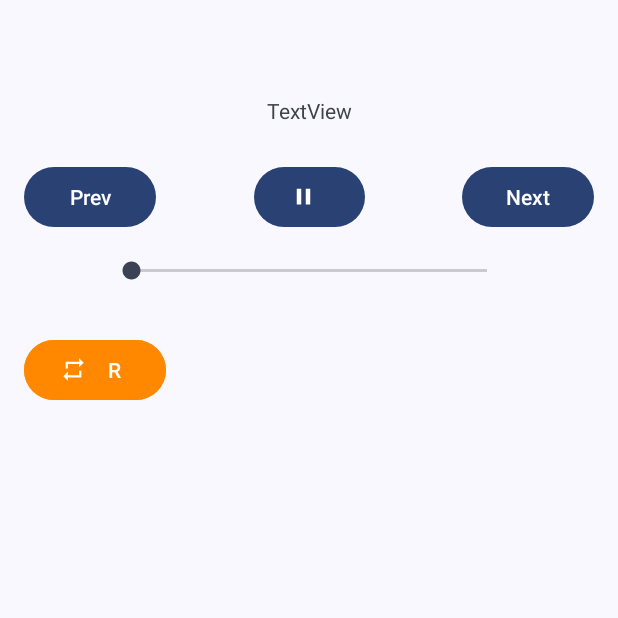
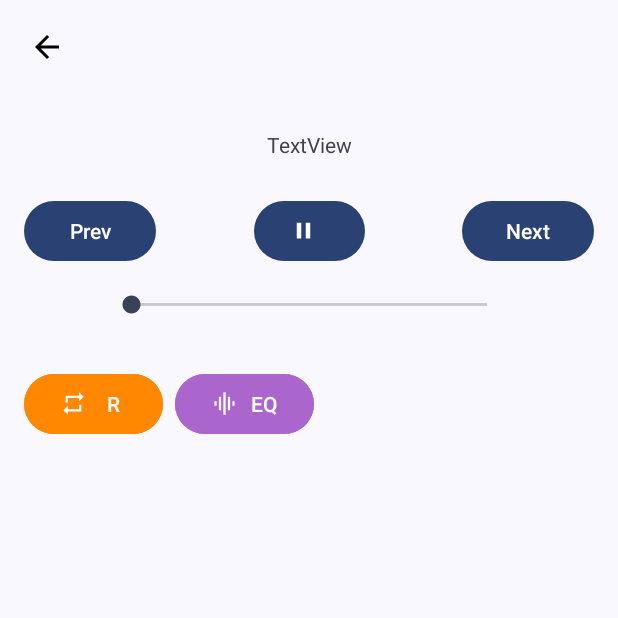
Before and after one commit to mdtasnimulh/Music, an Android app: the screen it shows after launch (MainActivity), after a tap on "Shuffle", on a phone screen of 412 x 824 dp, the top half of it. Run offline under Robolectric (Android 15) with nearby library versions, the phone set to English and light mode, and no system bars; our stand-ins replace Dagger/Hilt's generated code, data binding, navigation-ui; 5 statements that could not run were skipped.

Commit message:
equalizer and back pressed enabled

```diff
--- a/app/src/main/java/com/tasnim/chowdhury/music/services/NotificationReceiver.kt
+++ b/app/src/main/java/com/tasnim/chowdhury/music/services/NotificationReceiver.kt
@@ -1,5 +1,6 @@
 package com.tasnim.chowdhury.music.services
 
+import android.app.Service
 import android.content.BroadcastReceiver
 import android.content.Context
 import android.content.Intent
@@ -36,7 +37,8 @@ class NotificationReceiver: BroadcastReceiver() {
                 Toast.makeText(context, "next", Toast.LENGTH_SHORT).show()
             }
             EXIT -> {
-                PlayerFragment.musicService?.stopForeground(true)
+                PlayerFragment.musicService?.stopForeground(Service.STOP_FOREGROUND_REMOVE)
+                PlayerFragment.musicService?.mediaPlayer?.release()
                 PlayerFragment.musicService = null
                 exitProcess(1)
             }
--- /dev/null
+++ b/app/src/main/res/drawable/ic_eqalizer.xml
@@ -0,0 +1,5 @@
+<vector android:height="24dp" android:tint="#000000"
+    android:viewportHeight="24" android:viewportWidth="24"
+    android:width="24dp" xmlns:android="http://schemas.android.com/apk/res/android">
+    <path android:fillColor="@android:color/white" android:pathData="M7,18h2L9,6L7,6v12zM11,22h2L13,2h-2v20zM3,14h2v-4L3,10v4zM15,18h2L17,6h-2v12zM19,10v4h2v-4h-2z"/>
+</vector>
--- a/app/src/main/res/layout/fragment_main.xml
+++ b/app/src/main/res/layout/fragment_main.xml
@@ -30,6 +30,8 @@
             android:layout_marginStart="16dp"
             android:layout_marginTop="16dp"
             android:layout_marginEnd="16dp"
+            android:scrollbars="vertical"
+            android:scrollbarThumbVertical="@drawable/ic_scrollbar"
             app:layout_constraintBottom_toBottomOf="parent"
             app:layout_constraintEnd_toEndOf="parent"
             app:layout_constraintStart_toStartOf="parent"
--- a/app/src/main/res/layout/fragment_player.xml
+++ b/app/src/main/res/layout/fragment_player.xml
@@ -18,11 +18,11 @@
             android:layout_width="wrap_content"
             android:layout_height="wrap_content"
             android:layout_marginStart="32dp"
-            android:layout_marginTop="48dp"
+            android:layout_marginTop="24dp"
             android:layout_marginEnd="32dp"
             app:layout_constraintEnd_toEndOf="parent"
             app:layout_constraintStart_toStartOf="parent"
-            app:layout_constraintTop_toTopOf="parent"
+            app:layout_constraintTop_toBottomOf="@+id/backImg"
             tools:srcCompat="@tools:sample/avatars" />
 
         <TextView
@@ -128,7 +128,31 @@
                 app:icon="@drawable/ic_repeat"
                 android:backgroundTint="@android:color/holo_orange_dark"/>
 
+            <com.google.android.material.button.MaterialButton
+                android:id="@+id/equalizerBtn"
+                android:layout_width="0dp"
+                android:layout_height="wrap_content"
+                android:layout_marginStart="8dp"
+                android:layout_weight="1"
+                android:minWidth="0dp"
+                android:height="0dp"
+                android:text="EQ"
+                app:icon="@drawable/ic_eqalizer"
+                android:backgroundTint="@android:color/holo_purple"/>
+
         </LinearLayout>
+
+        <ImageView
+            android:id="@+id/backImg"
+            android:layout_width="wrap_content"
+            android:layout_height="wrap_content"
+            android:background="?attr/selectableItemBackground"
+            android:layout_marginStart="16dp"
+            android:layout_marginTop="16dp"
+            android:padding="3dp"
+            app:layout_constraintStart_toStartOf="parent"
+            app:layout_constraintTop_toTopOf="parent"
+            app:srcCompat="@drawable/ic_back" />
 
     </androidx.constraintlayout.widget.ConstraintLayout>
 
```
Also changed, not shown: app/src/main/java/com/tasnim/chowdhury/music/ui/MainActivity.kt (+16 -0 lines), app/src/main/java/com/tasnim/chowdhury/music/ui/fragments/PlayerFragment.kt (+32 -0 lines), app/src/main/res/drawable/ic_scrollbar.xml (added, +8 -0 lines).
